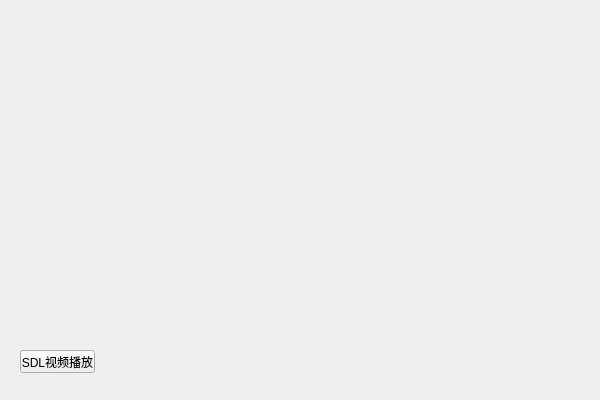
Old version of the form src/ffmpeg_in_action/ffmpeg_in_action/ffmpeg_in_action.ui in the repository liyoung1992/ffmpeg.
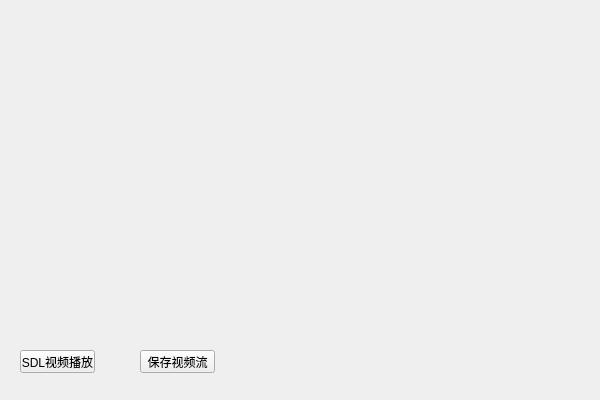
New version of the form.

Commit message: 保存网络流

Diff of the .ui file:
```diff
--- a/src/ffmpeg_in_action/ffmpeg_in_action/ffmpeg_in_action.ui
+++ b/src/ffmpeg_in_action/ffmpeg_in_action/ffmpeg_in_action.ui
@@ -26,6 +26,19 @@
     <string>SDL视频播放</string>
    </property>
   </widget>
+  <widget class="QPushButton" name="save_stream_btn">
+   <property name="geometry">
+    <rect>
+     <x>140</x>
+     <y>350</y>
+     <width>75</width>
+     <height>23</height>
+    </rect>
+   </property>
+   <property name="text">
+    <string>保存视频流</string>
+   </property>
+  </widget>
  </widget>
  <layoutdefault spacing="6" margin="11"/>
  <resources>
```
The commit also changes 11 other files.
